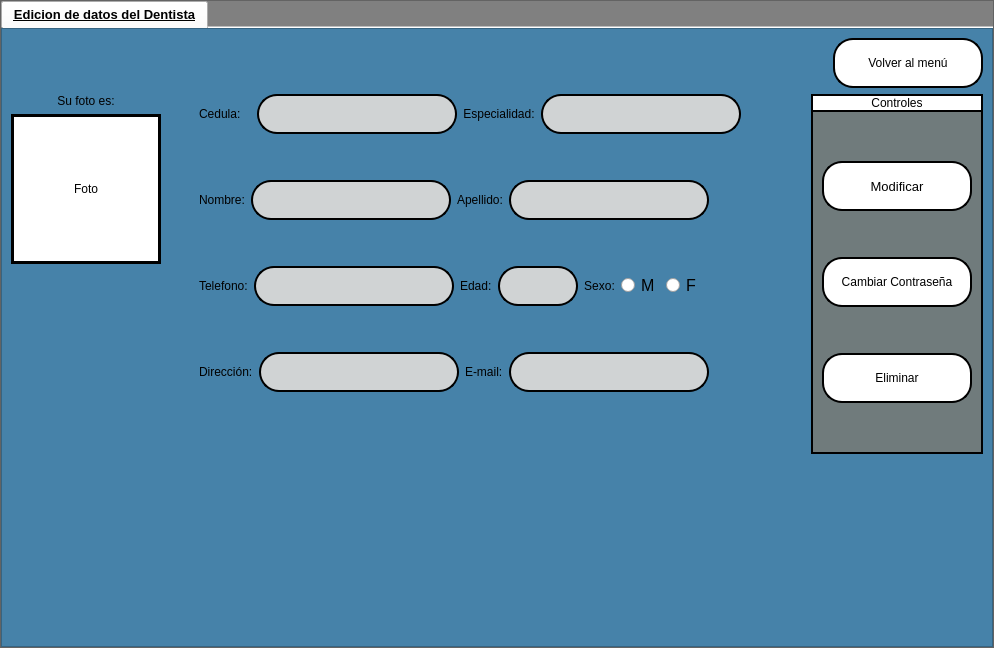
Above: interfaces/edicion.ui from Reinaldito04/App-Consultas-y-Historias-Medicas before the change. Below: the same form after it.
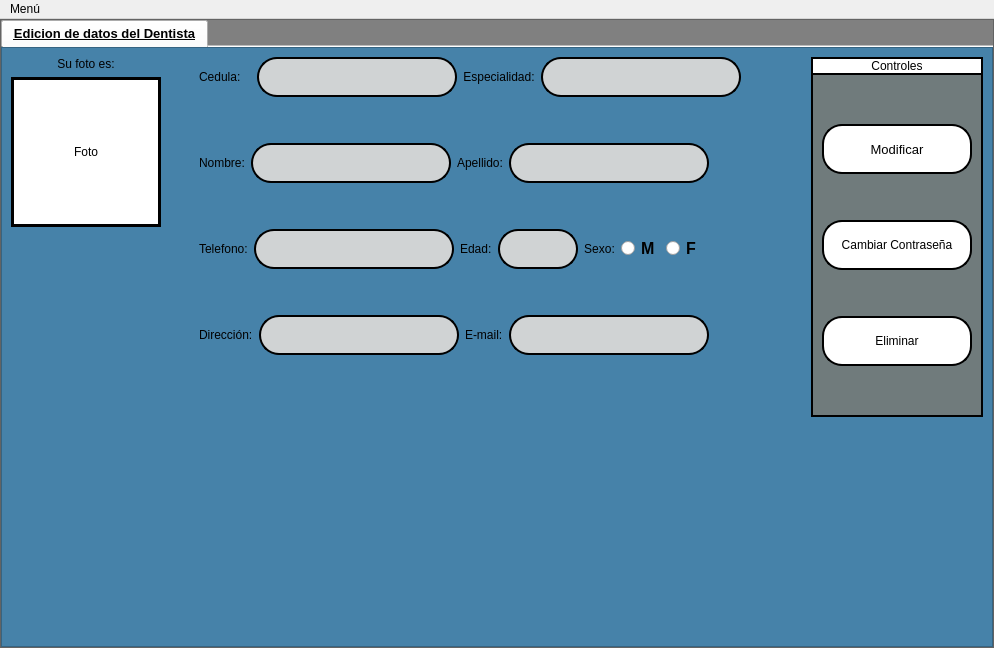
That is the form after the change. Icons and pictures are not drawn.

Patch:
```diff
--- a/interfaces/edicion.ui
+++ b/interfaces/edicion.ui
@@ -137,40 +137,7 @@
              </property>
              <layout class="QVBoxLayout" name="verticalLayout_10">
               <item>
-               <layout class="QHBoxLayout" name="horizontalLayout_17">
-                <item>
-                 <spacer name="horizontalSpacer_6">
-                  <property name="orientation">
-                   <enum>Qt::Horizontal</enum>
-                  </property>
-                  <property name="sizeHint" stdset="0">
-                   <size>
-                    <width>40</width>
-                    <height>20</height>
-                   </size>
-                  </property>
-                 </spacer>
-                </item>
-                <item>
-                 <widget class="QPushButton" name="btn_back">
-                  <property name="minimumSize">
-                   <size>
-                    <width>150</width>
-                    <height>50</height>
-                   </size>
-                  </property>
-                  <property name="text">
-                   <string>Volver al menú</string>
-                  </property>
-                  <property name="iconSize">
-                   <size>
-                    <width>100</width>
-                    <height>50</height>
-                   </size>
-                  </property>
-                 </widget>
-                </item>
-               </layout>
+               <layout class="QHBoxLayout" name="horizontalLayout_17"/>
               </item>
               <item>
                <layout class="QHBoxLayout" name="horizontalLayout_14">
@@ -496,6 +463,8 @@
                            <font>
                             <family>Microsoft Sans Serif</family>
                             <pointsize>12</pointsize>
+                            <weight>75</weight>
+                            <bold>true</bold>
                            </font>
                           </property>
                           <property name="styleSheet">
@@ -512,6 +481,8 @@
                            <font>
                             <family>Microsoft Sans Serif</family>
                             <pointsize>12</pointsize>
+                            <weight>75</weight>
+                            <bold>true</bold>
                            </font>
                           </property>
                           <property name="text">
@@ -884,6 +855,13 @@
      <height>21</height>
     </rect>
    </property>
+   <widget class="QMenu" name="menuMen">
+    <property name="title">
+     <string>Menú</string>
+    </property>
+    <addaction name="actionBack"/>
+   </widget>
+   <addaction name="menuMen"/>
   </widget>
  </widget>
  <resources/>
```
Left out of the diff: 5 changed lines with no effect on the pictures.
